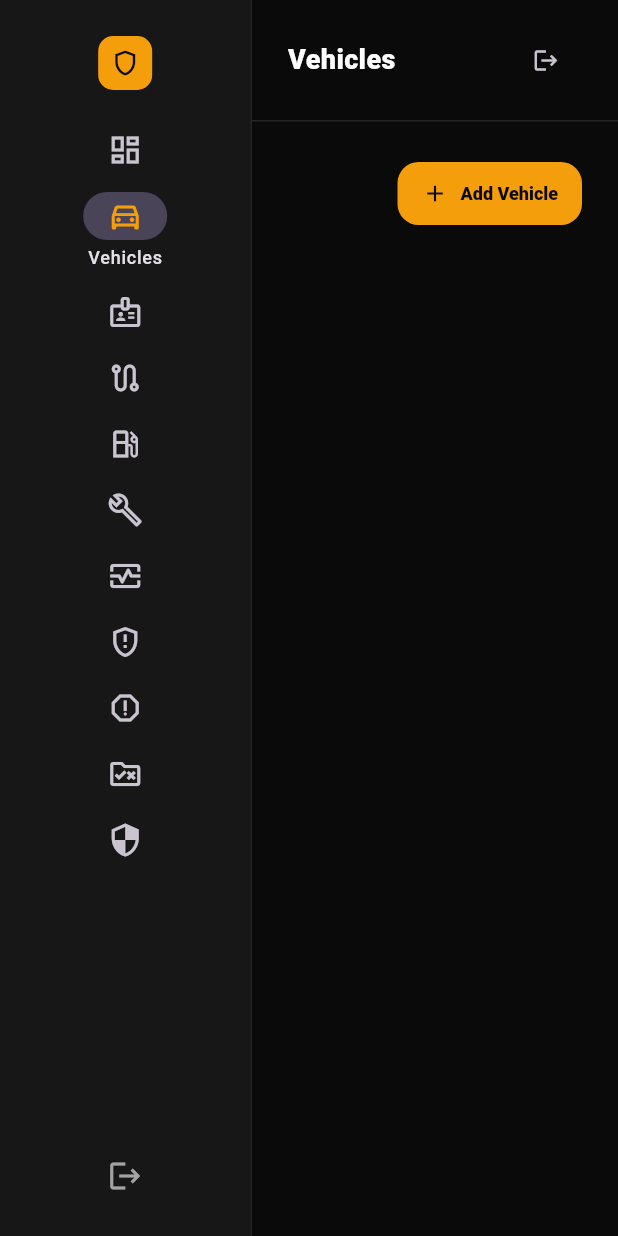
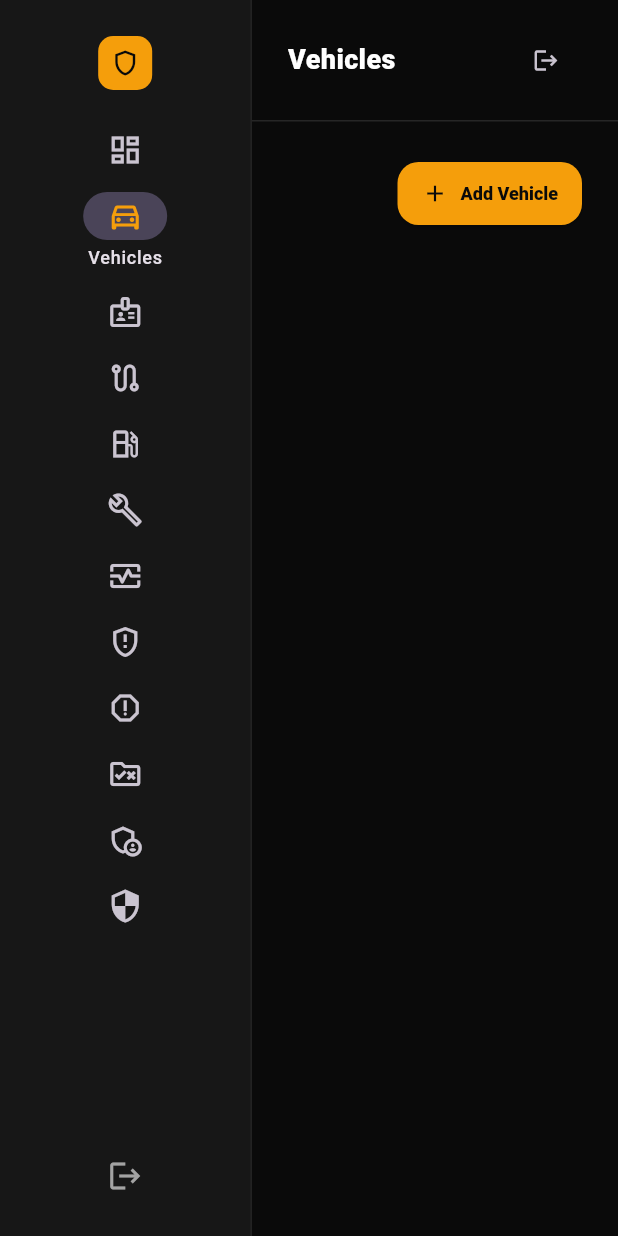
Before and after one commit to baimasonga/Driver-system, a Flutter app: the WebDashboardShell screen opened directly, after a tap on "Vehicles", on a phone screen of 412 x 824 dp. Run offline on Flutter 3.47's test engine with Material 3 defaults, Android fonts, the phone set to English and light mode, and no system bars; our stand-ins replace file_picker, supabase_flutter; accounts and stored records are empty.

Commit message:
Expose organization and access controls

```diff
--- a/lib/web/web_dashboard_shell.dart
+++ b/lib/web/web_dashboard_shell.dart
@@ -14,6 +14,7 @@ import 'screens/exceptions_screen.dart';
 import 'screens/policies_screen.dart';
 import 'screens/incidents_screen.dart';
 import 'screens/audit_log_screen.dart';
+import 'screens/organization_access_screen.dart';
 
 class NavItem {
   final String label;
@@ -43,6 +44,7 @@ class _WebDashboardShellState extends State<WebDashboardShell> {
     NavItem('Exceptions', Icons.gpp_maybe_outlined, () => const ExceptionsScreen()),
     NavItem('Incidents', Icons.report_gmailerrorred_outlined, () => const IncidentsScreen()),
     NavItem('Policies', Icons.rule_folder_outlined, () => const PoliciesScreen()),
+    NavItem('Organization & Access', Icons.admin_panel_settings_outlined, () => const OrganizationAccessScreen()),
     NavItem('Blackbox / Audit', Icons.security_outlined, () => const AuditLogScreen()),
   ];
 
```
